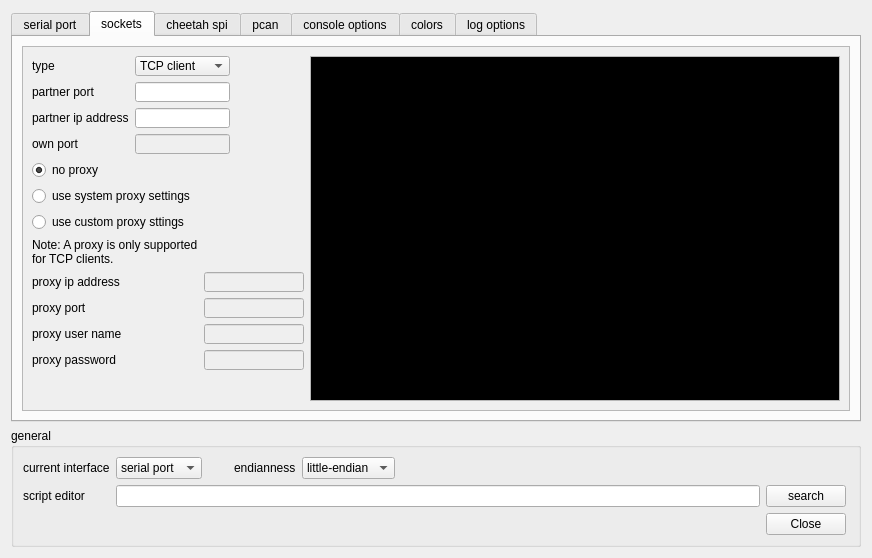
This is ScriptCommunicator/settingsdialog.ui in szieke/ScriptCommunicator_serial-terminal as Qt 5 draws it before an edit. The edited form follows.
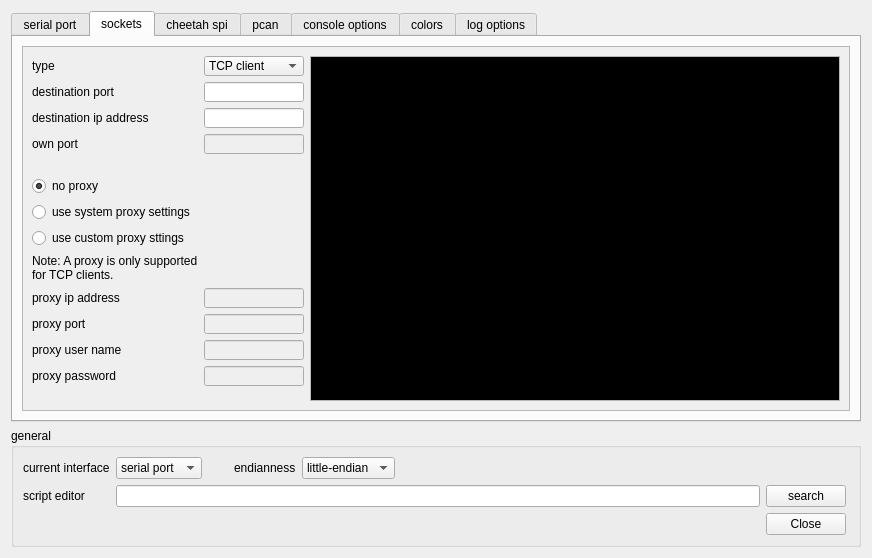
This is the edited form. The open tabs and pages were chosen to show the change. Icons and pictures are not drawn. Custom widgets are drawn as their Qt base class.

Commit message: socket tab changed

Diff of the .ui file:
```diff
--- a/ScriptCommunicator/settingsdialog.ui
+++ b/ScriptCommunicator/settingsdialog.ui
@@ -404,7 +404,7 @@
           </property>
           <layout class="QHBoxLayout" name="horizontalLayout_9" stretch="0,1">
            <item>
-            <layout class="QVBoxLayout" name="verticalLayout_10" stretch="0,0,0">
+            <layout class="QVBoxLayout" name="verticalLayout_10" stretch="0,0">
              <item>
               <layout class="QGridLayout" name="gridLayout_4">
                <item row="0" column="0">
@@ -457,7 +457,7 @@
                <item row="1" column="0">
                 <widget class="QLabel" name="socketPortLabel">
                  <property name="text">
-                  <string>partner port</string>
+                  <string>destination port</string>
                  </property>
                 </widget>
                </item>
@@ -489,7 +489,7 @@
                <item row="2" column="0">
                 <widget class="QLabel" name="soketAddressLabel">
                  <property name="text">
-                  <string>partner ip address</string>
+                  <string>destination ip address</string>
                  </property>
                 </widget>
                </item>
@@ -556,24 +556,98 @@
                  </property>
                 </widget>
                </item>
-               <item row="1" column="2">
-                <spacer name="horizontalSpacer_4">
+               <item row="6" column="0">
+                <widget class="QRadioButton" name="useSystemProxyRadioButton">
+                 <property name="sizePolicy">
+                  <sizepolicy hsizetype="Minimum" vsizetype="Minimum">
+                   <horstretch>0</horstretch>
+                   <verstretch>0</verstretch>
+                  </sizepolicy>
+                 </property>
+                 <property name="maximumSize">
+                  <size>
+                   <width>200</width>
+                   <height>16777215</height>
+                  </size>
+                 </property>
+                 <property name="text">
+                  <string>use system proxy settings</string>
+                 </property>
+                </widget>
+               </item>
+               <item row="4" column="0">
+                <spacer name="verticalSpacer_3">
                  <property name="orientation">
-                  <enum>Qt::Horizontal</enum>
+                  <enum>Qt::Vertical</enum>
                  </property>
                  <property name="sizeHint" stdset="0">
                   <size>
-                   <width>40</width>
-                   <height>20</height>
+                   <width>20</width>
+                   <height>40</height>
                   </size>
                  </property>
                 </spacer>
                </item>
-              </layout>
-             </item>
-             <item>
-              <layout class="QGridLayout" name="gridLayout_10">
-               <item row="0" column="0">
+               <item row="8" column="0">
+                <widget class="QLabel" name="label_23">
+                 <property name="text">
+                  <string>Note: A proxy is only supported
+for TCP clients.</string>
+                 </property>
+                </widget>
+               </item>
+               <item row="7" column="0">
+                <widget class="QRadioButton" name="useSpecificProxyRadioButton">
+                 <property name="sizePolicy">
+                  <sizepolicy hsizetype="Minimum" vsizetype="Minimum">
+                   <horstretch>0</horstretch>
+                   <verstretch>0</verstretch>
+                  </sizepolicy>
+                 </property>
+                 <property name="maximumSize">
+                  <size>
+                   <width>200</width>
+                   <height>16777215</height>
+                  </size>
+                 </property>
+                 <property name="text">
+                  <string>use custom proxy sttings</string>
+                 </property>
+                </widget>
+               </item>
+               <item row="9" column="0">
+                <widget class="QLabel" name="label_19">
+                 <property name="text">
+                  <string>proxy ip address</string>
+                 </property>
+                </widget>
+               </item>
+               <item row="9" column="1">
+                <widget class="QLineEdit" name="proxyAddressLineEdit">
+                 <property name="enabled">
+                  <bool>false</bool>
+                 </property>
+                 <property name="sizePolicy">
+                  <sizepolicy hsizetype="Minimum" vsizetype="Fixed">
+                   <horstretch>0</horstretch>
+                   <verstretch>0</verstretch>
+                  </sizepolicy>
+                 </property>
+                 <property name="minimumSize">
+                  <size>
+                   <width>0</width>
+                   <height>20</height>
+                  </size>
+                 </property>
+                 <property name="maximumSize">
+                  <size>
+                   <width>100</width>
+                   <height>20</height>
+                  </size>
+                 </property>
+                </widget>
+               </item>
+               <item row="5" column="0">
                 <widget class="QRadioButton" name="noProxyRadioButton">
                  <property name="maximumSize">
                   <size>
@@ -589,65 +663,46 @@
                  </property>
                 </widget>
                </item>
-               <item row="1" column="0">
-                <widget class="QRadioButton" name="useSystemProxyRadioButton">
-                 <property name="sizePolicy">
-                  <sizepolicy hsizetype="Minimum" vsizetype="Minimum">
-                   <horstretch>0</horstretch>
-                   <verstretch>0</verstretch>
-                  </sizepolicy>
-                 </property>
-                 <property name="maximumSize">
-                  <size>
-                   <width>200</width>
-                   <height>16777215</height>
-                  </size>
-                 </property>
-                 <property name="text">
-                  <string>use system proxy settings</string>
-                 </property>
-                </widget>
-               </item>
-               <item row="5" column="1">
-                <widget class="QLineEdit" name="proxyPortLineEdit">
-                 <property name="enabled">
-                  <bool>false</bool>
-                 </property>
-                 <property name="sizePolicy">
-                  <sizepolicy hsizetype="Minimum" vsizetype="Fixed">
-                   <horstretch>0</horstretch>
-                   <verstretch>0</verstretch>
-                  </sizepolicy>
-                 </property>
-                 <property name="minimumSize">
-                  <size>
-                   <width>0</width>
-                   <height>20</height>
-                  </size>
-                 </property>
-                 <property name="maximumSize">
-                  <size>
-                   <width>100</width>
-                   <height>20</height>
-                  </size>
-                 </property>
-                </widget>
-               </item>
-               <item row="5" column="0">
+               <item row="10" column="0">
                 <widget class="QLabel" name="label_20">
                  <property name="text">
                   <string>proxy port</string>
                  </property>
                 </widget>
                </item>
-               <item row="6" column="0">
+               <item row="10" column="1">
+                <widget class="QLineEdit" name="proxyPortLineEdit">
+                 <property name="enabled">
+                  <bool>false</bool>
+                 </property>
+                 <property name="sizePolicy">
+                  <sizepolicy hsizetype="Minimum" vsizetype="Fixed">
+                   <horstretch>0</horstretch>
+                   <verstretch>0</verstretch>
+                  </sizepolicy>
+                 </property>
+                 <property name="minimumSize">
+                  <size>
+                   <width>0</width>
+                   <height>20</height>
+                  </size>
+                 </property>
+                 <property name="maximumSize">
+                  <size>
+                   <width>100</width>
+                   <height>20</height>
+                  </size>
+                 </property>
+                </widget>
+               </item>
+               <item row="11" column="0">
                 <widget class="QLabel" name="label_21">
                  <property name="text">
                   <string>proxy user name</string>
                  </property>
                 </widget>
                </item>
-               <item row="6" column="1">
+               <item row="11" column="1">
                 <widget class="QLineEdit" name="proxyUserNameLineEdit">
                  <property name="enabled">
                   <bool>false</bool>
@@ -672,14 +727,14 @@
                  </property>
                 </widget>
                </item>
-               <item row="7" column="0">
+               <item row="12" column="0">
                 <widget class="QLabel" name="label_22">
                  <property name="text">
                   <string>proxy password</string>
                  </property>
                 </widget>
                </item>
-               <item row="7" column="1">
+               <item row="12" column="1">
                 <widget class="QLineEdit" name="proxyPasswordLineEdit">
                  <property name="enabled">
                   <bool>false</bool>
@@ -707,65 +762,6 @@
                  </property>
                 </widget>
                </item>
-               <item row="4" column="0">
-                <widget class="QLabel" name="label_19">
-                 <property name="text">
-                  <string>proxy ip address</string>
-                 </property>
-                </widget>
-               </item>
-               <item row="2" column="0">
-                <widget class="QRadioButton" name="useSpecificProxyRadioButton">
-                 <property name="sizePolicy">
-                  <sizepolicy hsizetype="Minimum" vsizetype="Minimum">
-                   <horstretch>0</horstretch>
-                   <verstretch>0</verstretch>
-                  </sizepolicy>
-                 </property>
-                 <property name="maximumSize">
-                  <size>
-                   <width>200</width>
-                   <height>16777215</height>
-                  </size>
-                 </property>
-                 <property name="text">
-                  <string>use custom proxy sttings</string>
-                 </property>
-                </widget>
-               </item>
-               <item row="4" column="1">
-                <widget class="QLineEdit" name="proxyAddressLineEdit">
-                 <property name="enabled">
-                  <bool>false</bool>
-                 </property>
-                 <property name="sizePolicy">
-                  <sizepolicy hsizetype="Minimum" vsizetype="Fixed">
-                   <horstretch>0</horstretch>
-                   <verstretch>0</verstretch>
-                  </sizepolicy>
-                 </property>
-                 <property name="minimumSize">
-                  <size>
-                   <width>0</width>
-                   <height>20</height>
-                  </size>
-                 </property>
-                 <property name="maximumSize">
-                  <size>
-                   <width>100</width>
-                   <height>20</height>
-                  </size>
-                 </property>
-                </widget>
-               </item>
-               <item row="3" column="0">
-                <widget class="QLabel" name="label_23">
-                 <property name="text">
-                  <string>Note: A proxy is only supported
-for TCP clients.</string>
-                 </property>
-                </widget>
-               </item>
               </layout>
              </item>
              <item>
```
Left out of the diff: 2 changed lines with no effect on the pictures. The commit also changes 1 other file.
